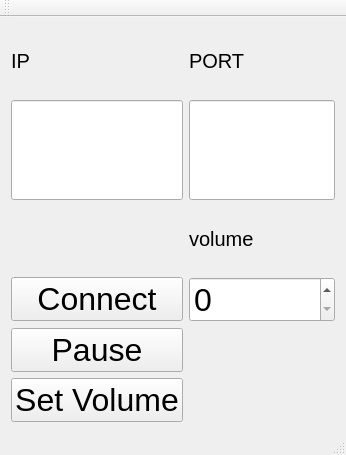
Before: the Qt Designer form control_volume_client/mainwindow.ui in enfild/control_sound, drawn with Qt 5.
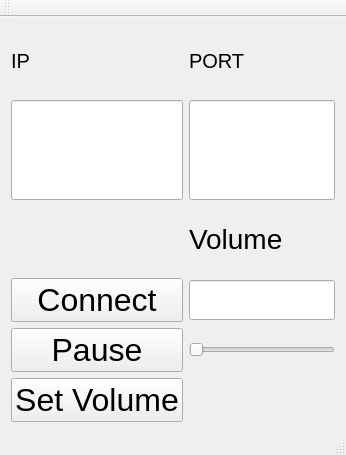
After: the same form once the commit is applied.

The edit to the form file:
```diff
--- a/control_volume_client/mainwindow.ui
+++ b/control_volume_client/mainwindow.ui
@@ -27,15 +27,6 @@
       </property>
      </widget>
     </item>
-    <item row="3" column="1">
-     <widget class="QSpinBox" name="spinBox">
-      <property name="font">
-       <font>
-        <pointsize>24</pointsize>
-       </font>
-      </property>
-     </widget>
-    </item>
     <item row="0" column="0">
      <widget class="QLabel" name="label_2">
       <property name="font">
@@ -76,11 +67,11 @@
      <widget class="QLabel" name="label">
       <property name="font">
        <font>
-        <pointsize>15</pointsize>
+        <pointsize>21</pointsize>
        </font>
       </property>
       <property name="text">
-       <string>volume</string>
+       <string>Volume</string>
       </property>
      </widget>
     </item>
@@ -126,6 +117,22 @@
       </property>
      </widget>
     </item>
+    <item row="4" column="1">
+     <widget class="QSlider" name="horizontalSlider_Volume">
+      <property name="orientation">
+       <enum>Qt::Horizontal</enum>
+      </property>
+     </widget>
+    </item>
+    <item row="3" column="1">
+     <widget class="QLineEdit" name="lineEdit_valVolume">
+      <property name="font">
+       <font>
+        <pointsize>21</pointsize>
+       </font>
+      </property>
+     </widget>
+    </item>
    </layout>
   </widget>
   <widget class="QMenuBar" name="menuBar">
```
